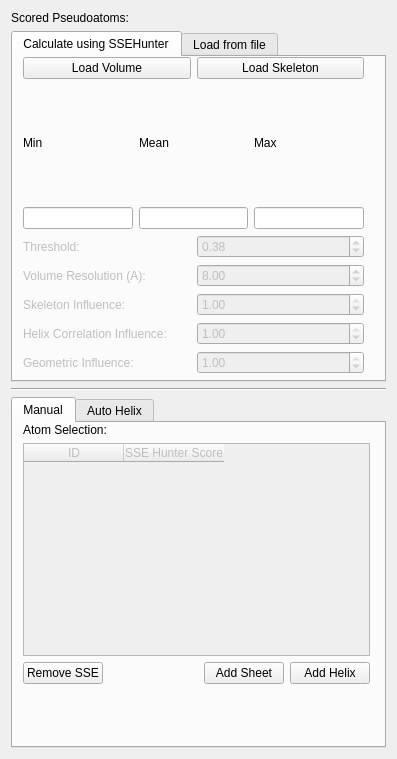
GorgonCryoEM/Gorgon, file bin/ToolkitGui/ui/ui_dialog_volume_sse_builder.ui: the form before one commit.
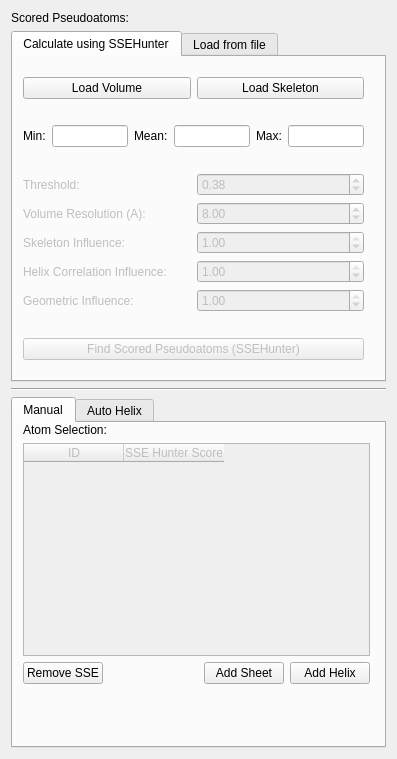
The form after the commit.

Patch:
```diff
--- a/bin/ToolkitGui/ui/ui_dialog_volume_sse_builder.ui
+++ b/bin/ToolkitGui/ui/ui_dialog_volume_sse_builder.ui
@@ -71,38 +71,37 @@
          </layout>
         </item>
         <item>
-         <layout class="QHBoxLayout" name="horizontalLayout_7">
-          <item>
-           <widget class="QLabel" name="label_Min">
-            <property name="text">
-             <string>Min</string>
-            </property>
-           </widget>
-          </item>
-          <item>
-           <widget class="QLabel" name="label_Mean">
-            <property name="text">
-             <string>Mean</string>
-            </property>
-           </widget>
-          </item>
-          <item>
-           <widget class="QLabel" name="label_Max">
-            <property name="text">
-             <string>Max</string>
-            </property>
-           </widget>
-          </item>
-         </layout>
+         <layout class="QHBoxLayout" name="horizontalLayout_7"/>
         </item>
         <item>
          <layout class="QHBoxLayout" name="horizontalLayout_6">
+          <item>
+           <widget class="QLabel" name="label_Min">
+            <property name="text">
+             <string>Min:</string>
+            </property>
+           </widget>
+          </item>
           <item>
            <widget class="QLineEdit" name="lineEditMin"/>
           </item>
+          <item>
+           <widget class="QLabel" name="label_Mean">
+            <property name="text">
+             <string>Mean:</string>
+            </property>
+           </widget>
+          </item>
           <item>
            <widget class="QLineEdit" name="lineEditMean"/>
           </item>
+          <item>
+           <widget class="QLabel" name="label_Max">
+            <property name="text">
+             <string>Max:</string>
+            </property>
+           </widget>
+          </item>
           <item>
            <widget class="QLineEdit" name="lineEditMax"/>
           </item>
```
